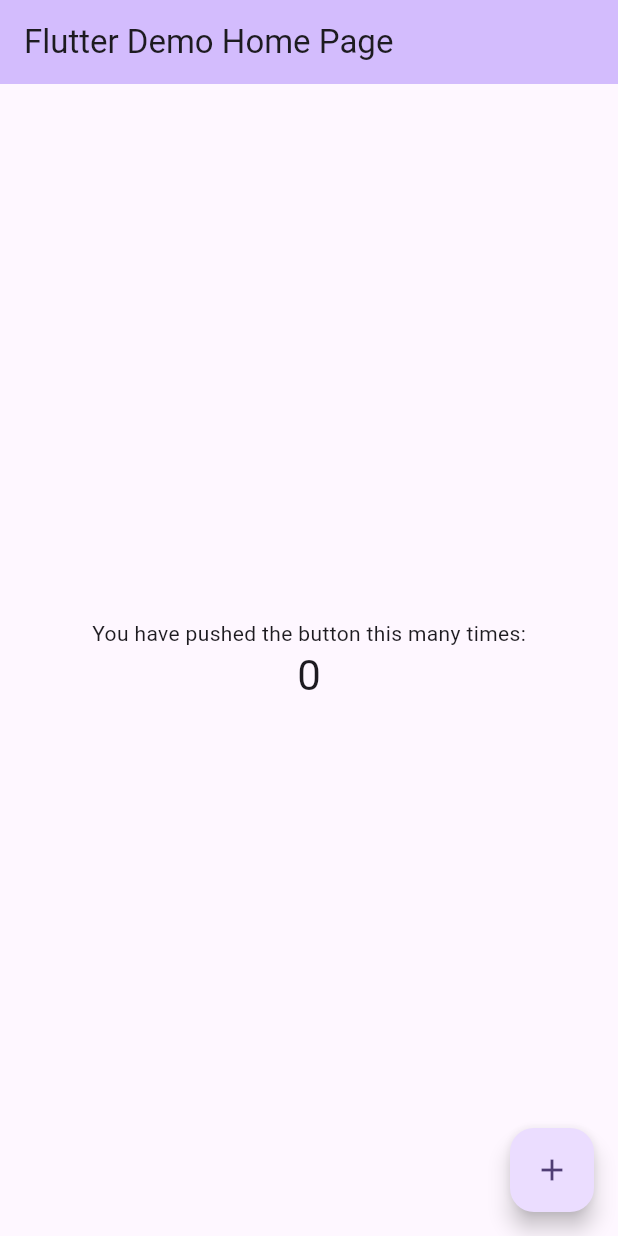
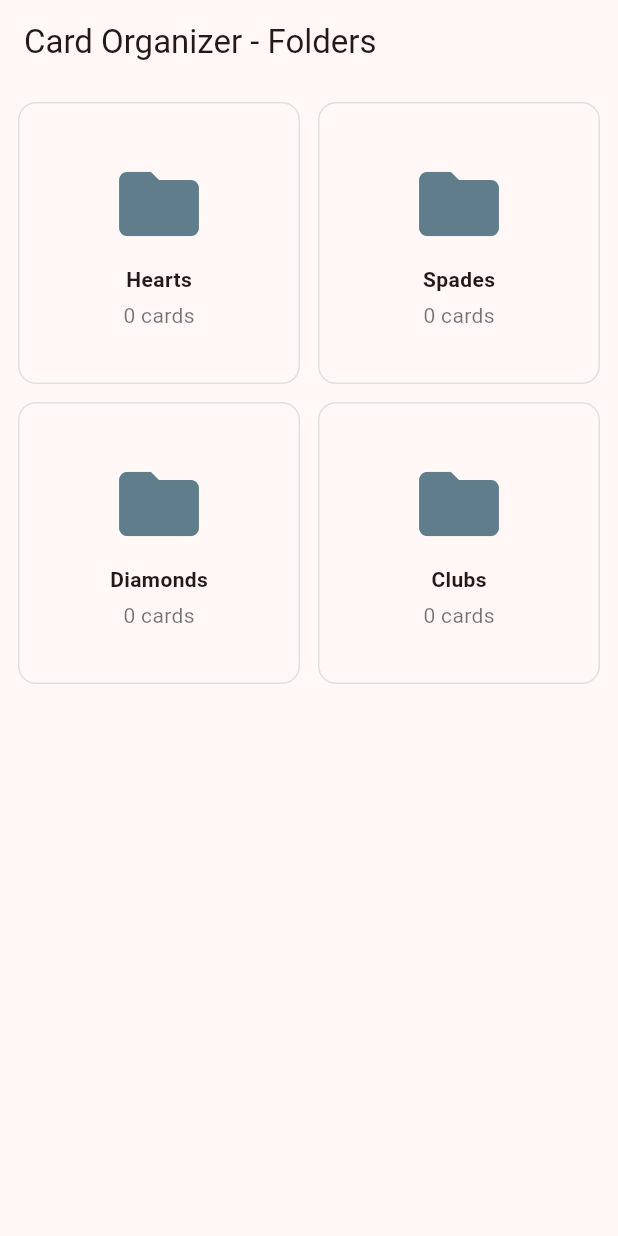
Before and after one commit to Nathan2055/csc4360-activity11-cardstorage, a Flutter app: the screen it shows after launch, on a phone screen of 412 x 824 dp. Run offline on Flutter 3.47's test engine with Material 3 defaults, Android fonts, the phone set to English and light mode, and no system bars; our stand-ins replace sqflite; accounts and stored records are empty.

Commit message:
add dependencies , db helper including schema and models

```diff
--- /dev/null
+++ b/cw11/lib/data/database_helper.dart
@@ -0,0 +1,113 @@
+import 'dart:async';
+
+import 'package:path/path.dart' as p;
+import 'package:sqflite/sqflite.dart';
+
+class DatabaseHelper {
+  static const _databaseName = 'card_organizer.db';
+  static const _databaseVersion = 1;
+
+  static final DatabaseHelper instance = DatabaseHelper._internal();
+  DatabaseHelper._internal();
+
+  Database? _database;
+
+  Future<Database> get database async {
+    if (_database != null) return _database!;
+    _database = await _initDatabase();
+    return _database!;
+  }
+
+  Future<Database> _initDatabase() async {
+    final dbPath = await getDatabasesPath();
+    final path = p.join(dbPath, _databaseName);
+    return await openDatabase(
+      path,
+      version: _databaseVersion,
+      onCreate: _onCreate,
+    );
+  }
+
+  Future<void> _onCreate(Database db, int version) async {
+    await db.execute('''
+      CREATE TABLE folders (
+        id INTEGER PRIMARY KEY AUTOINCREMENT,
+        name TEXT NOT NULL,
+        previewImage TEXT,
+        createdAt TEXT NOT NULL
+      );
+    ''');
+
+    await db.execute('''
+      CREATE TABLE cards (
+        id INTEGER PRIMARY KEY AUTOINCREMENT,
+        name TEXT NOT NULL,
+        suit TEXT NOT NULL,
+        imageUrl TEXT NOT NULL,
+        imageBytes TEXT,
+        folderId INTEGER,
+        createdAt TEXT NOT NULL,
+        FOREIGN KEY(folderId) REFERENCES folders(id) ON DELETE CASCADE
+      );
+    ''');
+
+    await _prepopulate(db);
+  }
+
+  Future<void> _prepopulate(Database db) async {
+    final nowIso = DateTime.now().toIso8601String();
+    final suits = ['Hearts', 'Spades', 'Diamonds', 'Clubs'];
+
+    for (final suit in suits) {
+      await db.insert('folders', {
+        'name': suit,
+        'previewImage': null,
+        'createdAt': nowIso,
+      });
+    }
+
+    // Use a small set of sample images (public placeholder URLs)
+    // In a real app, replace with proper card art URLs or local assets.
+    final rankNames = [
+      'Ace', 'Two', 'Three', 'Four', 'Five', 'Six', 'Seven',
+      'Eight', 'Nine', 'Ten', 'Jack', 'Queen', 'King'
+    ];
+
+    for (final suit in suits) {
+      for (var i = 0; i < rankNames.length; i++) {
+        final name = '${rankNames[i]} of $suit';
+        // Use a widely available static source; adjust if any URL 404s.
+        final imageUrl = 'https://deckofcardsapi.com/static/img/${_rankCode(i)}${_suitCode(suit)}.png';
+        await db.insert('cards', {
+          'name': name,
+          'suit': suit,
+          'imageUrl': imageUrl,
+          'imageBytes': null,
+          'folderId': null, // unassigned by default
+          'createdAt': nowIso,
+        });
+      }
+    }
+  }
+
+  String _rankCode(int index) {
+    // index 0..12 -> A,2,3,4,5,6,7,8,9,0,J,Q,K where 10 is represented by 0
+    const codes = ['A', '2', '3', '4', '5', '6', '7', '8', '9', '0', 'J', 'Q', 'K'];
+    return codes[index];
+  }
+
+  String _suitCode(String suit) {
+    switch (suit) {
+      case 'Hearts':
+        return 'H';
+      case 'Spades':
+        return 'S';
+      case 'Diamonds':
+        return 'D';
+      case 'Clubs':
+        return 'C';
+      default:
+        return 'S';
+    }
+  }
+}
--- a/cw11/lib/main.dart
+++ b/cw11/lib/main.dart
@@ -1,4 +1,5 @@
 import 'package:flutter/material.dart';
+import 'screens/folders_screen.dart';
 
 void main() {
   runApp(const MyApp());
@@ -11,112 +12,13 @@ class MyApp extends StatelessWidget {
   @override
   Widget build(BuildContext context) {
     return MaterialApp(
-      title: 'Flutter Demo',
+      title: 'Card Organizer',
       theme: ThemeData(
-        // This is the theme of your application.
-        //
-        // TRY THIS: Try running your application with "flutter run". You'll see
-        // the application has a purple toolbar. Then, without quitting the app,
-        // try changing the seedColor in the colorScheme below to Colors.green
-        // and then invoke "hot reload" (save your changes or press the "hot
-        // reload" button in a Flutter-supported IDE, or press "r" if you used
-        // the command line to start the app).
-        //
-        // Notice that the counter didn't reset back to zero; the application
-        // state is not lost during the reload. To reset the state, use hot
-        // restart instead.
-        //
-        // This works for code too, not just values: Most code changes can be
-        // tested with just a hot reload.
-        colorScheme: ColorScheme.fromSeed(seedColor: Colors.deepPurple),
+        colorScheme: ColorScheme.fromSeed(seedColor: Colors.red),
       ),
-      home: const MyHomePage(title: 'Flutter Demo Home Page'),
+      home: const FoldersScreen(),
     );
   }
 }
 
-class MyHomePage extends StatefulWidget {
-  const MyHomePage({super.key, required this.title});
-
-  // This widget is the home page of your application. It is stateful, meaning
-  // that it has a State object (defined below) that contains fields that affect
-  // how it looks.
-
-  // This class is the configuration for the state. It holds the values (in this
-  // case the title) provided by the parent (in this case the App widget) and
-  // used by the build method of the State. Fields in a Widget subclass are
-  // always marked "final".
-
-  final String title;
-
-  @override
-  State<MyHomePage> createState() => _MyHomePageState();
-}
-
-class _MyHomePageState extends State<MyHomePage> {
-  int _counter = 0;
-
-  void _incrementCounter() {
-    setState(() {
-      // This call to setState tells the Flutter framework that something has
-      // changed in this State, which causes it to rerun the build method below
-      // so that the display can reflect the updated values. If we changed
-      // _counter without calling setState(), then the build method would not be
-      // called again, and so nothing would appear to happen.
-      _counter++;
-    });
-  }
-
-  @override
-  Widget build(BuildContext context) {
-    // This method is rerun every time setState is called, for instance as done
-    // by the _incrementCounter method above.
-    //
-    // The Flutter framework has been optimized to make rerunning build methods
-    // fast, so that you can just rebuild anything that needs updating rather
-    // than having to individually change instances of widgets.
-    return Scaffold(
-      appBar: AppBar(
-        // TRY THIS: Try changing the color here to a specific color (to
-        // Colors.amber, perhaps?) and trigger a hot reload to see the AppBar
-        // change color while the other colors stay the same.
-        backgroundColor: Theme.of(context).colorScheme.inversePrimary,
-        // Here we take the value from the MyHomePage object that was created by
-        // the App.build method, and use it to set our appbar title.
-        title: Text(widget.title),
-      ),
-      body: Center(
-        // Center is a layout widget. It takes a single child and positions it
-        // in the middle of the parent.
-        child: Column(
-          // Column is also a layout widget. It takes a list of children and
-          // arranges them vertically. By default, it sizes itself to fit its
-          // children horizontally, and tries to be as tall as its parent.
-          //
-          // Column has various properties to control how it sizes itself and
-          // how it positions its children. Here we use mainAxisAlignment to
-          // center the children vertically; the main axis here is the vertical
-          // axis because Columns are vertical (the cross axis would be
-          // horizontal).
-          //
-          // TRY THIS: Invoke "debug painting" (choose the "Toggle Debug Paint"
-          // action in the IDE, or press "p" in the console), to see the
-          // wireframe for each widget.
-          mainAxisAlignment: MainAxisAlignment.center,
-          children: <Widget>[
-            const Text('You have pushed the button this many times:'),
-            Text(
-              '$_counter',
-              style: Theme.of(context).textTheme.headlineMedium,
-            ),
-          ],
-        ),
-      ),
-      floatingActionButton: FloatingActionButton(
-        onPressed: _incrementCounter,
-        tooltip: 'Increment',
-        child: const Icon(Icons.add),
-      ), // This trailing comma makes auto-formatting nicer for build methods.
-    );
-  }
-}
+// Removed default counter screen; app starts at FoldersScreen
--- /dev/null
+++ b/cw11/lib/models/folder.dart
@@ -0,0 +1,31 @@
+class Folder {
+  int? id;
+  String name;
+  String? previewImage;
+  DateTime createdAt;
+
+  Folder({
+    this.id,
+    required this.name,
+    this.previewImage,
+    required this.createdAt,
+  });
+
+  Map<String, dynamic> toMap() {
+    return {
+      'id': id,
+      'name': name,
+      'previewImage': previewImage,
+      'createdAt': createdAt.toIso8601String(),
+    };
+  }
+
+  factory Folder.fromMap(Map<String, dynamic> map) {
+    return Folder(
+      id: map['id'] as int?,
+      name: map['name'] as String,
+      previewImage: map['previewImage'] as String?,
+      createdAt: DateTime.parse(map['createdAt'] as String),
+    );
+  }
+}
--- /dev/null
+++ b/cw11/lib/repositories/card_repository.dart
@@ -0,0 +1,40 @@
+import 'package:cw11/data/database_helper.dart';
+import 'package:cw11/models/playing_card.dart';
+
+class CardRepository {
+  final DatabaseHelper _dbHelper = DatabaseHelper.instance;
+
+  Future<List<PlayingCard>> getAllCards() async {
+    final db = await _dbHelper.database;
+    final result = await db.query('cards', orderBy: 'id ASC');
+    return result.map((e) => PlayingCard.fromMap(e)).toList();
+  }
+
+  Future<List<PlayingCard>> getCardsByFolder(int folderId) async {
+    final db = await _dbHelper.database;
+    final result = await db.query('cards', where: 'folderId = ?', whereArgs: [folderId], orderBy: 'id ASC');
+    return result.map((e) => PlayingCard.fromMap(e)).toList();
+  }
+
+  Future<List<PlayingCard>> getUnassignedCards() async {
+    final db = await _dbHelper.database;
+    final result = await db.query('cards', where: 'folderId IS NULL', orderBy: 'id ASC');
+    return result.map((e) => PlayingCard.fromMap(e)).toList();
+  }
+
+  Future<int> insertCard(PlayingCard card) async {
+    final db = await _dbHelper.database;
+    return await db.insert('cards', card.toMap());
+  }
+
+  Future<int> updateCard(PlayingCard card) async {
+    if (card.id == null) return 0;
+    final db = await _dbHelper.database;
+    return await db.update('cards', card.toMap(), where: 'id = ?', whereArgs: [card.id]);
+  }
+
+  Future<int> deleteCard(int id) async {
+    final db = await _dbHelper.database;
+    return await db.delete('cards', where: 'id = ?', whereArgs: [id]);
+  }
+}
--- /dev/null
+++ b/cw11/lib/repositories/folder_repository.dart
@@ -0,0 +1,55 @@
+import 'package:cw11/data/database_helper.dart';
+import 'package:cw11/models/folder.dart';
+import 'package:sqflite/sqflite.dart';
+
+class FolderRepository {
+  final DatabaseHelper _dbHelper = DatabaseHelper.instance;
+
+  Future<List<Folder>> getAllFolders() async {
+    final db = await _dbHelper.database;
+    final result = await db.query('folders', orderBy: 'id ASC');
+    return result.map((e) => Folder.fromMap(e)).toList();
+  }
+
+  Future<Folder?> getFolder(int id) async {
+    final db = await _dbHelper.database;
+    final result = await db.query('folders', where: 'id = ?', whereArgs: [id], limit: 1);
+    if (result.isEmpty) return null;
+    return Folder.fromMap(result.first);
+  }
+
+  Future<int> insertFolder(Folder folder) async {
+    final db = await _dbHelper.database;
+    return await db.insert('folders', folder.toMap());
+  }
+
+  Future<int> updateFolder(Folder folder) async {
+    if (folder.id == null) return 0;
+    final db = await _dbHelper.database;
+    return await db.update('folders', folder.toMap(), where: 'id = ?', whereArgs: [folder.id]);
+  }
+
+  Future<int> deleteFolder(int id) async {
+    final db = await _dbHelper.database;
+    return await db.delete('folders', where: 'id = ?', whereArgs: [id]);
+  }
+
+  Future<int> countCardsInFolder(int folderId) async {
+    final db = await _dbHelper.database;
+    final result = await db.rawQuery('SELECT COUNT(*) as cnt FROM cards WHERE folderId = ?', [folderId]);
+    return (result.first['cnt'] as int?) ?? 0;
+  }
+
+  Future<void> updatePreviewImageFromFirstCard(int folderId) async {
+    final db = await _dbHelper.database;
+    final firstCard = await db.query(
+      'cards',
+      where: 'folderId = ?',
+      whereArgs: [folderId],
+      orderBy: 'id ASC',
+      limit: 1,
+    );
+    final preview = firstCard.isNotEmpty ? (firstCard.first['imageUrl'] as String?) : null;
+    await db.update('folders', {'previewImage': preview}, where: 'id = ?', whereArgs: [folderId]);
+  }
+}
--- /dev/null
+++ b/cw11/lib/screens/folders_screen.dart
@@ -0,0 +1,143 @@
+import 'package:cw11/models/folder.dart';
+import 'package:cw11/repositories/folder_repository.dart';
+import 'package:flutter/material.dart';
+
+import 'cards_screen.dart';
+
+class FoldersScreen extends StatefulWidget {
+  const FoldersScreen({super.key});
+
+  @override
+  State<FoldersScreen> createState() => _FoldersScreenState();
+}
+
+class _FoldersScreenState extends State<FoldersScreen> {
+  final FolderRepository _folderRepo = FolderRepository();
+  late Future<List<Folder>> _foldersFuture;
+
+  @override
+  void initState() {
+    super.initState();
+    _foldersFuture = _folderRepo.getAllFolders();
+  }
+
+  Future<void> _refresh() async {
+    setState(() {
+      _foldersFuture = _folderRepo.getAllFolders();
+    });
+  }
+
+  @override
+  Widget build(BuildContext context) {
+    return Scaffold(
+      appBar: AppBar(title: const Text('Card Organizer - Folders')),
+      body: FutureBuilder<List<Folder>>(
+        future: _foldersFuture,
+        builder: (context, snapshot) {
+          if (snapshot.connectionState != ConnectionState.done) {
+            return const Center(child: CircularProgressIndicator());
+          }
+          if (snapshot.hasError) {
+            return Center(child: Text('Error: ${snapshot.error}'));
+          }
+          final folders = snapshot.data ?? [];
+          return RefreshIndicator(
+            onRefresh: _refresh,
+            child: GridView.builder(
+              padding: const EdgeInsets.all(12),
+              gridDelegate: const SliverGridDelegateWithFixedCrossAxisCount(
+                crossAxisCount: 2,
+                mainAxisSpacing: 12,
+                crossAxisSpacing: 12,
+                childAspectRatio: 1,
+              ),
+              itemCount: folders.length,
+              itemBuilder: (context, index) {
+                final folder = folders[index];
+                return _FolderTile(
+                  folder: folder,
+                  onTap: () async {
+                    await Navigator.of(context).push(
+                      MaterialPageRoute(
+                        builder: (_) => CardsScreen(folder: folder),
+                      ),
+                    );
+                    _refresh();
+                  },
+                );
+              },
+            ),
+          );
+        },
+      ),
+    );
+  }
+}
+
+class _FolderTile extends StatelessWidget {
+  final Folder folder;
+  final VoidCallback onTap;
+
+  const _FolderTile({required this.folder, required this.onTap});
+
+  @override
+  Widget build(BuildContext context) {
+    return InkWell(
+      onTap: onTap,
+      child: Container(
+        decoration: BoxDecoration(
+          borderRadius: BorderRadius.circular(12),
+          border: Border.all(color: Colors.grey.shade300),
+        ),
+        child: Column(
+          mainAxisAlignment: MainAxisAlignment.center,
+          children: [
+            if (folder.previewImage != null)
+              Padding(
+                padding: const EdgeInsets.all(8.0),
+                child: Image.network(folder.previewImage!, height: 80, fit: BoxFit.contain),
+              )
+            else
+              const Icon(Icons.folder, size: 64, color: Colors.blueGrey),
+            const SizedBox(height: 8),
+            Text(folder.name, style: const TextStyle(fontWeight: FontWeight.bold)),
+            const SizedBox(height: 4),
+            _FolderCount(folderId: folder.id!),
+          ],
+        ),
+      ),
+    );
+  }
+}
+
+class _FolderCount extends StatefulWidget {
+  final int folderId;
+  const _FolderCount({required this.folderId});
+
+  @override
+  State<_FolderCount> createState() => _FolderCountState();
+}
+
+class _FolderCountState extends State<_FolderCount> {
+  final FolderRepository _repo = FolderRepository();
+  late Future<int> _countFuture;
+
+  @override
+  void initState() {
+    super.initState();
+    _countFuture = _repo.countCardsInFolder(widget.folderId);
+  }
+
+  @override
+  Widget build(BuildContext context) {
+    return FutureBuilder<int>(
+      future: _countFuture,
+      builder: (context, snapshot) {
+        if (!snapshot.hasData) {
+          return const SizedBox(height: 16, width: 16, child: CircularProgressIndicator(strokeWidth: 2));
+        }
+        return Text('${snapshot.data} cards', style: const TextStyle(color: Colors.black54));
+      },
+    );
+  }
+}
--- a/cw11/pubspec.yaml
+++ b/cw11/pubspec.yaml
@@ -34,6 +34,9 @@ dependencies:
   # The following adds the Cupertino Icons font to your application.
   # Use with the CupertinoIcons class for iOS style icons.
   cupertino_icons: ^1.0.8
+  sqflite: ^2.3.3+1
+  path: ^1.9.0
+  http: ^1.2.2
 
 dev_dependencies:
   flutter_test:
```
Also changed, not shown: cw11/lib/models/playing_card.dart (added, +43 -0 lines), cw11/lib/screens/cards_screen.dart (added, +204 -0 lines), cw11/pubspec.lock, 2 other files.
